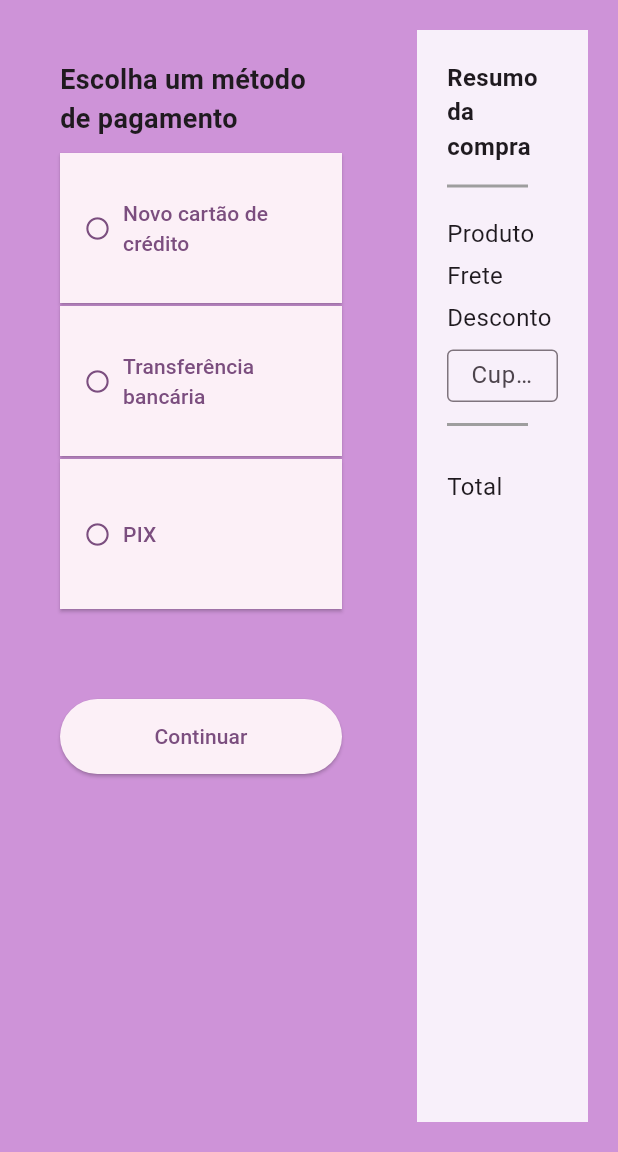
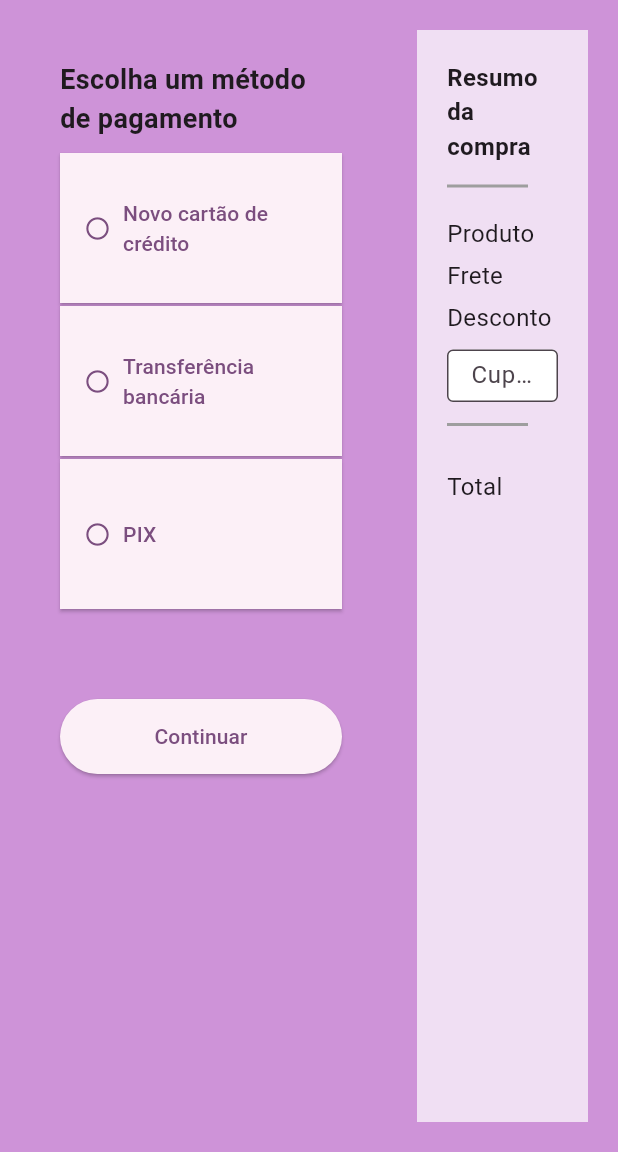
Before and after one commit to Isadora-R/ShopEase, a Flutter app: the PagamentoEnvio screen opened directly, after a tap on "Continuar", on a phone screen of 412 x 824 dp, the part 84-1236 px from its top. Run offline on Flutter 3.47's test engine with Material 3 defaults, Android fonts, the light colour scheme and no system bars; accounts and stored records are empty; network calls fail.

Commit message:
Remoção de código morto

```diff
--- a/shop_ease/lib/src/components/pagamento_add_endereco.dart
+++ b/shop_ease/lib/src/components/pagamento_add_endereco.dart
@@ -16,7 +16,6 @@ class PagamentoAddEndereco extends StatelessWidget {
         ),
         body: Center(
           child: SizedBox(
-              //color: const Color.fromARGB(255, 248, 240, 250),
               width: 1220,
               child: Center(
                 child: Padding(
@@ -27,9 +26,6 @@ class PagamentoAddEndereco extends StatelessWidget {
                       Expanded(
                         flex: 2,
                         child: SizedBox(
-                          //color: Colors.white,
-
-                          height: 600, // altura
                           child: Center(
                             child: Padding(
                               padding: const EdgeInsets.all(20.0),
@@ -186,7 +182,6 @@ class PagamentoAddEndereco extends StatelessWidget {
                                     height: 50.0,
                                     width: 500,
                                     child: TextField(
-                                      //controller: _emailController,
                                       decoration: InputDecoration(
                                         labelText: '',
                                         border: OutlineInputBorder(),
@@ -218,7 +213,6 @@ class PagamentoAddEndereco extends StatelessWidget {
                           color: const Color.fromARGB(255, 248, 240, 250),
                           alignment: Alignment.topLeft,
                           padding: const EdgeInsets.all(20),
-                          //height: 200, //altura
                           child: const Column(
                             crossAxisAlignment: CrossAxisAlignment.start,
                             children: [
--- a/shop_ease/lib/src/components/pagamento_checkout.dart
+++ b/shop_ease/lib/src/components/pagamento_checkout.dart
@@ -17,7 +17,6 @@ class PagamentoCheckout extends StatelessWidget {
         ),
         body: Center(
           child: SizedBox(
-              //color: const Color.fromARGB(255, 248, 240, 250),
               width: 1220,
               child: Center(
                 child: Padding(
@@ -29,8 +28,6 @@ class PagamentoCheckout extends StatelessWidget {
                         flex: 2,
                         child: Container(
                           color: Colors.white,
-
-                          //height: 200, // altura
                           child: const Center(
                             child: Padding(
                               padding: EdgeInsets.all(20.0),
@@ -46,10 +43,9 @@ class PagamentoCheckout extends StatelessWidget {
                       Flexible(
                         flex: 1,
                         child: Container(
-                          color: const Color.fromARGB(255, 248, 240, 250),
+                          color: Colors.white70,
                           alignment: Alignment.topLeft,
                           padding: const EdgeInsets.all(20),
-                          //height: 200, //altura
                           child: Column(
                             crossAxisAlignment: CrossAxisAlignment.start,
                             children: [
--- a/shop_ease/lib/src/components/pagamento_endereco.dart
+++ b/shop_ease/lib/src/components/pagamento_endereco.dart
@@ -48,7 +48,6 @@ class _PagamentoEndereco extends State<PagamentoEndereco> {
         ),
         body: Center(
           child: SizedBox(
-              //color: const Color.fromARGB(255, 248, 240, 250),
               width: 1220,
               child: Center(
                 child: Padding(
@@ -147,7 +146,6 @@ class _PagamentoEndereco extends State<PagamentoEndereco> {
                           color: Colors.white70,
                           alignment: Alignment.topLeft,
                           padding: const EdgeInsets.all(20),
-                          //height: 200, //altura
                           child: const Column(
                             crossAxisAlignment: CrossAxisAlignment.start,
                             children: [
--- a/shop_ease/lib/src/components/pagamento_envio.dart
+++ b/shop_ease/lib/src/components/pagamento_envio.dart
@@ -42,7 +42,6 @@ class _PagamentoEnvio extends State<PagamentoEnvio> {
         ),
         body: Center(
           child: SizedBox(
-              //color: const Color.fromARGB(255, 248, 240, 250),
               width: 1220,
               child: Center(
                 child: Padding(
@@ -155,10 +154,9 @@ class _PagamentoEnvio extends State<PagamentoEnvio> {
                       Flexible(
                         flex: 1,
                         child: Container(
-                          color: const Color.fromARGB(255, 248, 240, 250),
+                          color: Colors.white70,
                           alignment: Alignment.topLeft,
                           padding: const EdgeInsets.all(20),
-                          //height: 200, //altura
                           child: const Column(
                             crossAxisAlignment: CrossAxisAlignment.start,
                             children: [
--- a/shop_ease/lib/src/components/pagamento_pix.dart
+++ b/shop_ease/lib/src/components/pagamento_pix.dart
@@ -17,7 +17,6 @@ class PagamentoPix extends StatelessWidget {
         ),
         body: Center(
           child: SizedBox(
-              //color: const Color.fromARGB(255, 248, 240, 250),
               width: 1220,
               child: Center(
                 child: Padding(
@@ -28,8 +27,6 @@ class PagamentoPix extends StatelessWidget {
                       Expanded(
                         flex: 2,
                         child: SizedBox(
-                          //color: const Color.fromARGB(255, 243, 200, 237),
-                          height: 280, //altura
                           child: Center(
                             child: Padding(
                               padding: const EdgeInsets.all(20.0),
@@ -91,10 +88,9 @@ class PagamentoPix extends StatelessWidget {
                       Flexible(
                         flex: 1,
                         child: Container(
-                          color: const Color.fromARGB(255, 248, 240, 250),
+                          color: Colors.white70,
                           alignment: Alignment.topLeft,
                           padding: const EdgeInsets.all(20),
-                          //height: 200, //altura
                           child: const Column(
                             crossAxisAlignment: CrossAxisAlignment.start,
                             children: [
--- a/shop_ease/lib/src/components/pagamento_selecao.dart
+++ b/shop_ease/lib/src/components/pagamento_selecao.dart
@@ -44,7 +44,6 @@ class _PagamentoSelecao extends State<PagamentoSelecao> {
         ),
         body: Center(
           child: SizedBox(
-              //color: const Color.fromARGB(255, 248, 240, 250),
               width: 1220,
               child: Center(
                 child: Padding(
@@ -228,10 +227,9 @@ class _PagamentoSelecao extends State<PagamentoSelecao> {
                       Flexible(
                         flex: 1,
                         child: Container(
-                          color: const Color.fromARGB(255, 248, 240, 250),
+                          color: Colors.white70,
                           alignment: Alignment.topLeft,
                           padding: const EdgeInsets.all(20),
-                          //height: 200, //altura
                           child: const Column(
                             crossAxisAlignment: CrossAxisAlignment.start,
                             children: [
@@ -290,6 +288,8 @@ class _PagamentoSelecao extends State<PagamentoSelecao> {
                                     decoration: InputDecoration(
                                       labelText: 'Cupom Shopeasy',
                                       border: OutlineInputBorder(),
+                                      filled: true,
+                                      fillColor: Colors.white,
                                     ),
                                   ),
                                 ),
```
Also changed, not shown: shop_ease/lib/src/components/pagamento_cartao.dart (+7 -13 lines), 1 other file.
